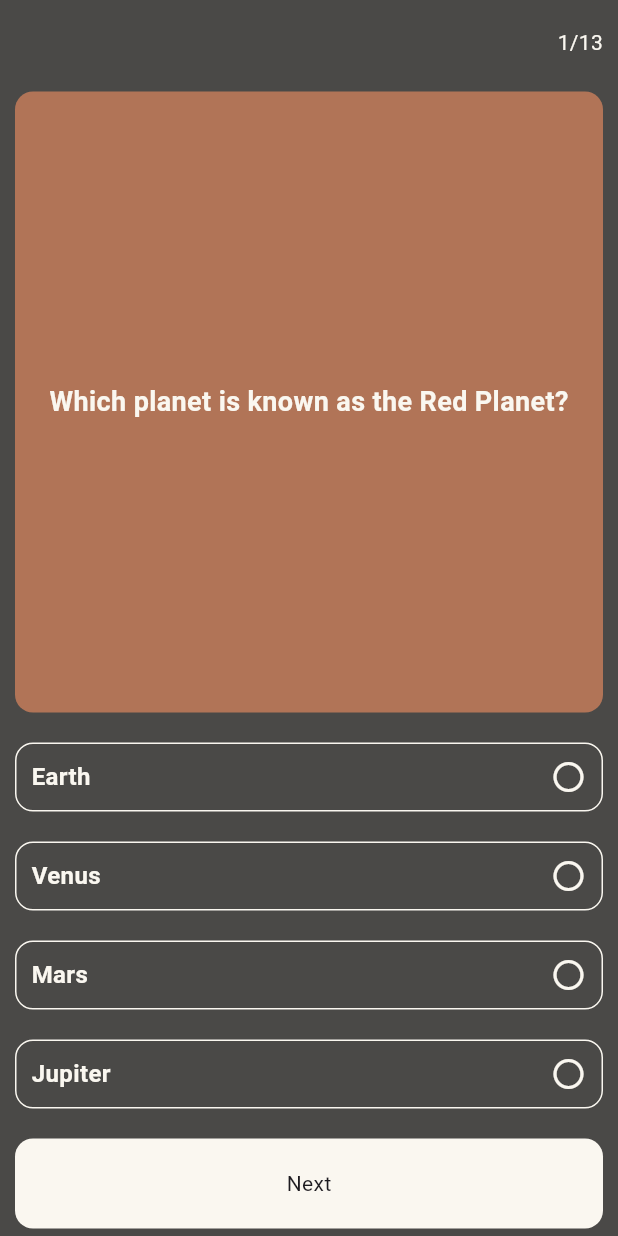
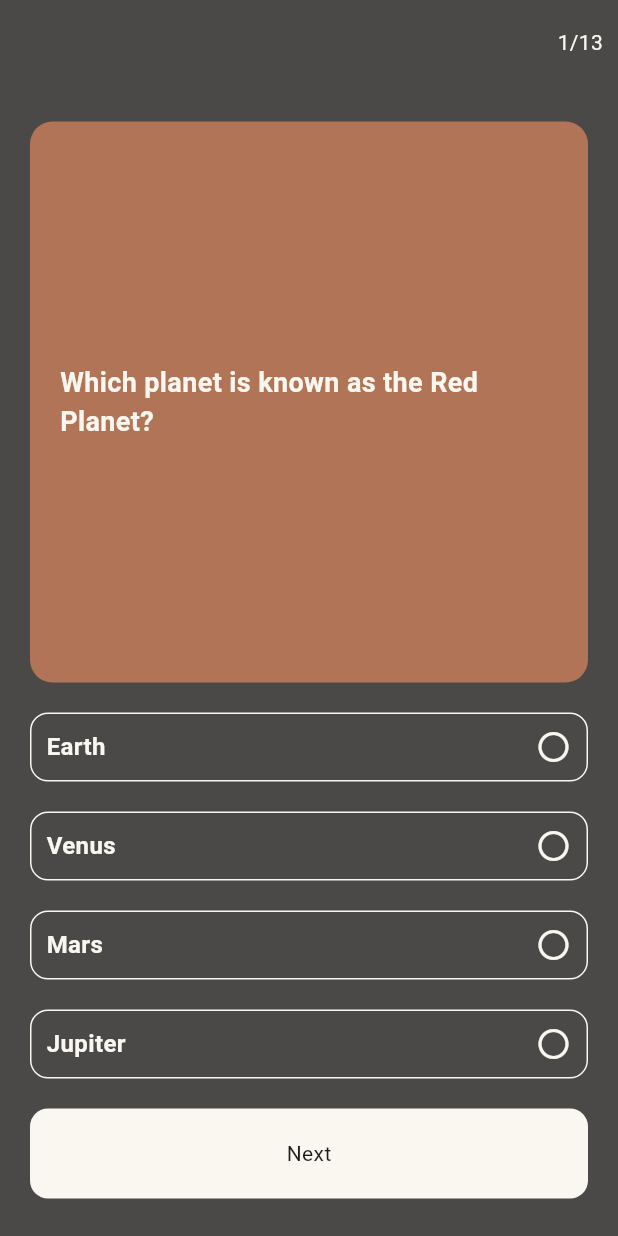
Before and after one commit to sanjay-padanilam/quizz_application, a Flutter app: the screen it shows after launch, after a tap on "Next", on a phone screen of 412 x 824 dp. Run offline on Flutter 3.47's test engine with Material 3 defaults, Android fonts, the phone set to English and light mode, and no system bars.

Commit message:
result_screen_added

```diff
--- a/lib/view/questions_screen/questions_screen.dart
+++ b/lib/view/questions_screen/questions_screen.dart
@@ -1,6 +1,7 @@
 import 'package:flutter/material.dart';
 import 'package:quizz_application/Dummydb.dart';
 import 'package:quizz_application/utils/colorconstants.dart';
+import 'package:quizz_application/view/result_screen/result_screen.dart';
 
 class QuestionsScreen extends StatefulWidget {
   const QuestionsScreen({super.key});
@@ -30,22 +31,25 @@ class _QuestionsScreenState extends State<QuestionsScreen> {
           ],
         ),
         body: Padding(
-          padding: const EdgeInsets.symmetric(horizontal: 10, vertical: 5),
+          padding: const EdgeInsets.symmetric(horizontal: 20, vertical: 25),
           child: Column(
             children: [
               Expanded(
                 child: Container(
                   decoration: BoxDecoration(
                     color: Colorconstants.Questionsbgcolor,
-                    borderRadius: BorderRadius.circular(12),
+                    borderRadius: BorderRadius.circular(15),
                   ),
                   child: Center(
+                    child: Padding(
+                      padding: EdgeInsets.symmetric(horizontal: 20),
                       child: Text(
                         Dummydb.Questionslist[Questionindex]["Question"],
                         style: TextStyle(
                             color: Colorconstants.textColor,
                             fontWeight: FontWeight.bold,
                             fontSize: 18),
+                      ),
                     ),
                   ),
                 ),
@@ -90,14 +94,18 @@ class _QuestionsScreenState extends State<QuestionsScreen> {
               InkWell(
                 onTap: () {
                   Questionindex = Questionindex + 1;
-                  if (Questionindex > 5) {
-                    Questionindex = 0;
+                  if (Questionindex > Dummydb.Questionslist.length - 1) {
+                    Navigator.pushReplacement(
+                        context,
+                        MaterialPageRoute(
+                          builder: (context) => ResultScreen(),
+                        ));
                   }
 
                   setState(() {});
                 },
                 child: Container(
-                  padding: EdgeInsets.symmetric(horizontal: 15, vertical: 20),
+                  padding: EdgeInsets.symmetric(horizontal: 20, vertical: 20),
                   decoration: BoxDecoration(
                       borderRadius: BorderRadius.circular(12),
                       color: Colorconstants.textColor),
```
Also changed, not shown: lib/view/result_screen/result_screen.dart (added, +14 -0 lines). Lines whose indentation alone changed are shown as unchanged.
